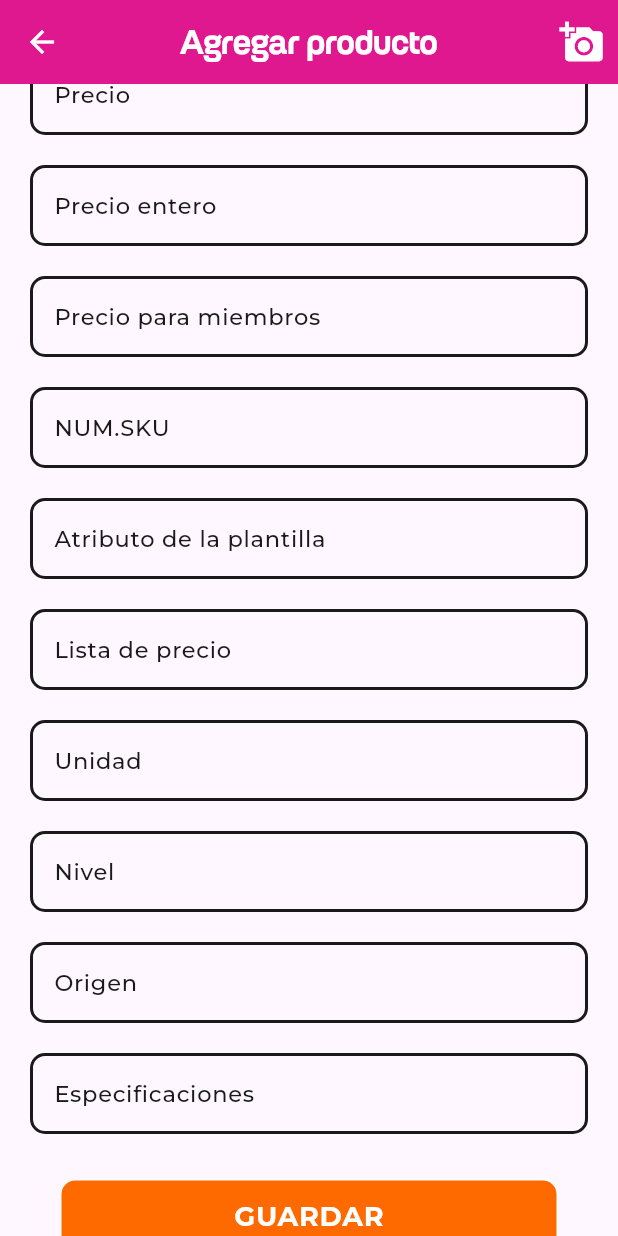
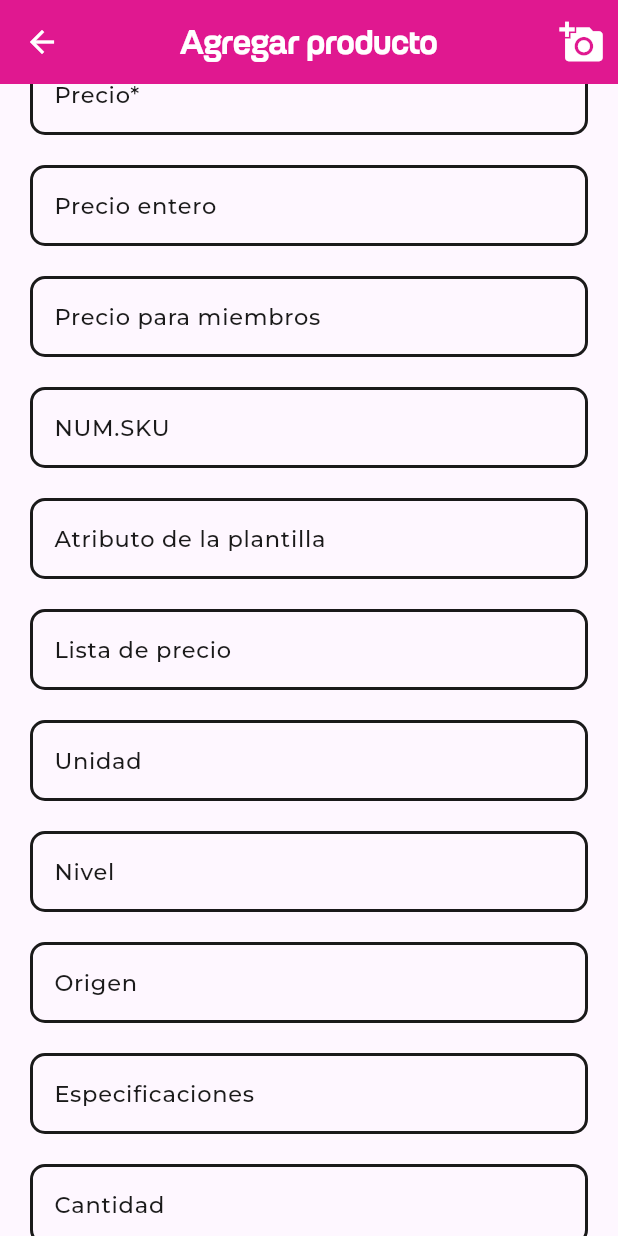
Before and after one commit to Cherrox/e-price, a Flutter app: the AddOneProductPage screen opened directly with empty values, scrolled down 576 dp, on a phone screen of 412 x 824 dp. Run offline on Flutter 3.47's test engine with Material 3 defaults, Android fonts, the light colour scheme and no system bars; our stand-ins replace barcode_widget, cached_network_image, cloud_firestore, file_picker, firebase_auth, firebase_core and 8 more; missing offline and left inert: excel, hardware_buttons_find_flutter, simple_barcode_scanner; accounts and stored records are empty; project files that could hold a hidden picture were left out.

Commit message:
Added cantidad y sucursal fields to add one product page, filter by codigo de barras

```diff
--- a/lib/src/pages/productos/add_one_product_page copy.dart
+++ b/lib/src/pages/productos/add_one_product_page copy.dart
@@ -38,6 +38,8 @@ class _AddOneProductPageState extends State<AddOneProductPage> {
   late TextEditingController _nivelController;
   late TextEditingController _origenController;
   late TextEditingController _especificacionesController;
+  late TextEditingController _cantidadController;
+  late TextEditingController _sucursalController;
 
   @override
   void initState() {
@@ -55,6 +57,8 @@ class _AddOneProductPageState extends State<AddOneProductPage> {
     _nivelController = TextEditingController();
     _origenController = TextEditingController();
     _especificacionesController = TextEditingController();
+    _cantidadController = TextEditingController();
+    _sucursalController = TextEditingController();
     //Para probar
     // _codigoController = TextEditingController(text: "5555555555");
     // _nombreController = TextEditingController(text: "Producto de prueba");
@@ -110,6 +114,8 @@ class _AddOneProductPageState extends State<AddOneProductPage> {
         'NIVEL': _nivelController.text,
         'ORIGEN': _origenController.text,
         'ESPECIFICACIONES': _especificacionesController.text,
+        'CANTIDAD': _cantidadController.text,
+        'SUCURSAL': _sucursalController.text,
         "createdAt": DateTime.now(),
       };
 
@@ -250,48 +256,51 @@ class _AddOneProductPageState extends State<AddOneProductPage> {
                       children: [
                         const SizedBox(height: 30),
                         InputDecorationWidget(
-                          hintText: 'Nombre del producto',
-                          labelText: "Nombre del producto",
+                          hintText: 'Nombre del producto*',
+                          labelText: "Nombre del producto*",
                           controller: _nombreController,
                           validator: (value) {
                             if (value!.isEmpty) {
-                              return 'Ingrese el nombre del producto';
+                              return ' Ingrese el nombre del producto';
                             }
                             return null;
                           },
                         ),
                         const SizedBox(height: 20),
                         InputDecorationWidget(
-                          hintText: 'Código de barras',
-                          labelText: "Código de barras",
+                          hintText: 'Código de barras*',
+                          labelText: "Código de barras*",
                           controller: _codigoController,
                           validator: (value) {
                             if (value!.isEmpty) {
-                              return 'Ingrese el código de barras';
+                              return ' Ingrese el código de barras';
                             }
                             return null;
                           },
                         ),
                         const SizedBox(height: 20),
                         InputDecorationWidget(
-                          hintText: 'Código del artículo',
-                          labelText: "Código del artículo",
+                          hintText: 'Código del artículo*',
+                          labelText: "Código del artículo*",
                           controller: _codeController,
                           validator: (value) {
                             if (value!.isEmpty) {
-                              return 'Ingrese el código del artículo';
+                              return ' Ingrese el código del artículo';
                             }
                             return null;
                           },
                         ),
                         const SizedBox(height: 20),
                         InputDecorationWidget(
-                          hintText: 'Precio',
-                          labelText: "Precio",
+                          hintText: 'Precio*',
+                          labelText: "Precio*",
                           controller: _precioController,
                           validator: (value) {
                             if (value!.isEmpty) {
                               return 'Ingrese el precio';
+                            }
+                            if (double.tryParse(value) == null) {
+                              return ' Debe de ingresar un número decimal';
                             }
                             return null;
                           },
@@ -302,8 +311,10 @@ class _AddOneProductPageState extends State<AddOneProductPage> {
                           labelText: "Precio entero",
                           controller: _precioEnteroController,
                           validator: (value) {
-                            if (value!.isEmpty) {
-                              return 'Ingrese el precio entero';
+                            if (value!.isNotEmpty) {
+                              if (double.tryParse(value) == null) {
+                                return ' Debe de ingresar un número decimal';
+                              }
                             }
                             return null;
                           },
@@ -314,8 +325,10 @@ class _AddOneProductPageState extends State<AddOneProductPage> {
                           labelText: "Precio para miembros",
                           controller: _precioMiembrosController,
                           validator: (value) {
-                            if (value!.isEmpty) {
-                              return 'Ingrese el precio para miembros';
+                            if (value!.isNotEmpty) {
+                              if (double.tryParse(value) == null) {
+                                return ' Debe de ingresar un número decimal';
+                              }
                             }
                             return null;
                           },
@@ -326,9 +339,9 @@ class _AddOneProductPageState extends State<AddOneProductPage> {
                           labelText: "NUM.SKU",
                           controller: _nUMSKUController,
                           validator: (value) {
-                            if (value!.isEmpty) {
-                              return 'Ingrese el NUM.SKU';
-                            }
+                            // if (value!.isEmpty) {
+                            //   return 'Ingrese el NUM.SKU';
+                            // }
                             return null;
                           },
                         ),
@@ -338,9 +351,9 @@ class _AddOneProductPageState extends State<AddOneProductPage> {
                           labelText: "Atributo de la plantilla",
                           controller: _atributoController,
                           validator: (value) {
-                            if (value!.isEmpty) {
-                              return 'Ingrese el atributo de la plantilla';
-                            }
+                            // if (value!.isEmpty) {
+                            //   return 'Ingrese el atributo de la plantilla';
+                            // }
                             return null;
                           },
                         ),
@@ -350,9 +363,9 @@ class _AddOneProductPageState extends State<AddOneProductPage> {
                           labelText: "Lista de precio",
                           controller: _listPrecioController,
                           validator: (value) {
-                            if (value!.isEmpty) {
-                              return 'Ingrese la lista de precio';
-                            }
+                            // if (value!.isEmpty) {
+                            //   return 'Ingrese la lista de precio';
+                            // }
                             return null;
                           },
                         ),
@@ -362,9 +375,9 @@ class _AddOneProductPageState extends State<AddOneProductPage> {
                           labelText: "Unidad",
                           controller: _unidadController,
                           validator: (value) {
-                            if (value!.isEmpty) {
-                              return 'Ingrese la unidad';
-                            }
+                            // if (value!.isEmpty) {
+                            //   return 'Ingrese la unidad';
+                            // }
                             return null;
                           },
                         ),
@@ -374,9 +387,9 @@ class _AddOneProductPageState extends State<AddOneProductPage> {
                           labelText: "Nivel",
                           controller: _nivelController,
                           validator: (value) {
-                            if (value!.isEmpty) {
-                              return 'Ingrese el nivel';
-                            }
+                            // if (value!.isEmpty) {
+                            //   return 'Ingrese el nivel';
+                            // }
                             return null;
                           },
                         ),
@@ -386,9 +399,9 @@ class _AddOneProductPageState extends State<AddOneProductPage> {
                           labelText: "Origen",
                           controller: _origenController,
                           validator: (value) {
-                            if (value!.isEmpty) {
-                              return 'Ingrese el origen';
-                            }
+                            // if (value!.isEmpty) {
+                            //   return 'Ingrese el origen';
+                            // }
                             return null;
                           },
                         ),
@@ -398,9 +411,36 @@ class _AddOneProductPageState extends State<AddOneProductPage> {
                           labelText: "Especificaciones",
                           controller: _especificacionesController,
                           validator: (value) {
-                            if (value!.isEmpty) {
-                              return 'Ingrese las especificaciones';
+                            // if (value!.isEmpty) {
+                            //   return 'Ingrese las especificaciones';
+                            // }
+                            return null;
+                          },
+                        ),
+                        const SizedBox(height: 20),
+                        InputDecorationWidget(
+                          hintText: 'Cantidad',
+                          labelText: "Cantidad",
+                          controller: _cantidadController,
+                          validator: (value) {
+                            if (value!.isNotEmpty) {
+                              if (int.tryParse(value) == null) {
+                                return ' Debe de ingresar un número';
+                              }
                             }
+
+                            return null;
+                          },
+                        ),
+                        const SizedBox(height: 20),
+                        InputDecorationWidget(
+                          hintText: 'Sucursal',
+                          labelText: "Sucursal",
+                          controller: _sucursalController,
+                          validator: (value) {
+                            // if (value!.isEmpty) {
+                            //   return 'Ingrese la sucursal';
+                            // }
                             return null;
                           },
                         ),
```
Also changed, not shown: lib/src/pages/productos/productos_page.dart (+2 -7 lines).
